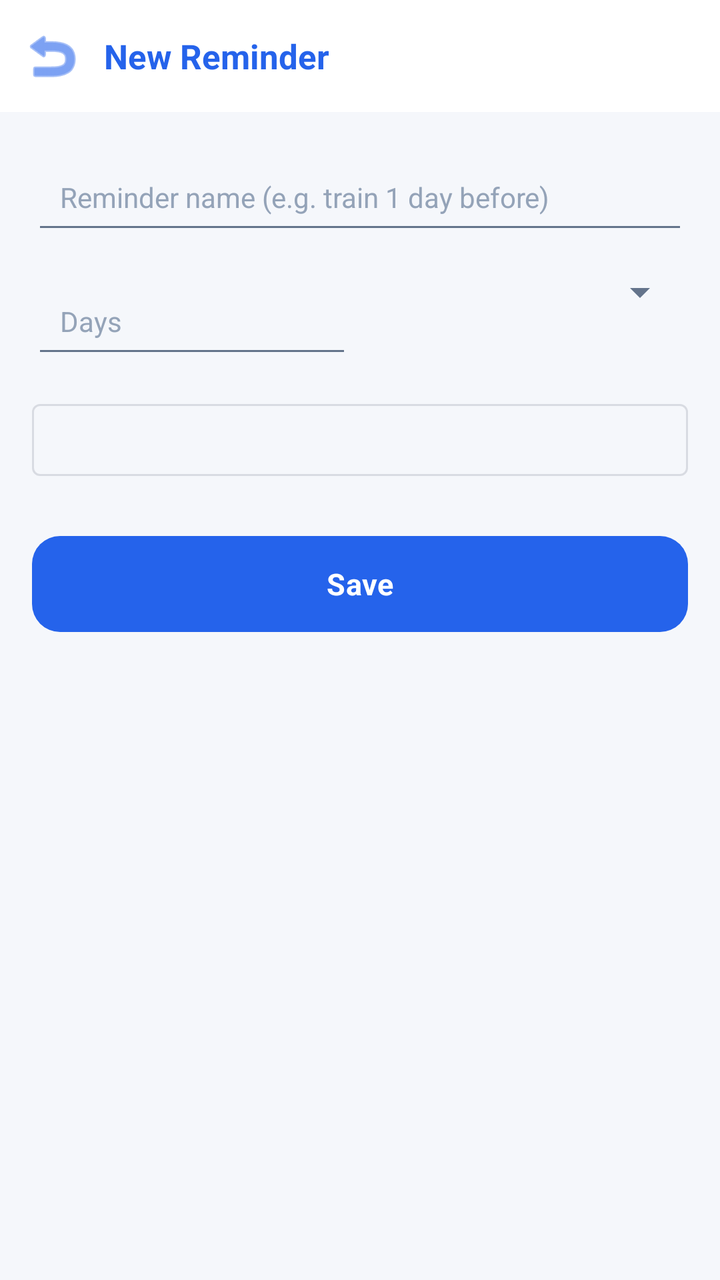
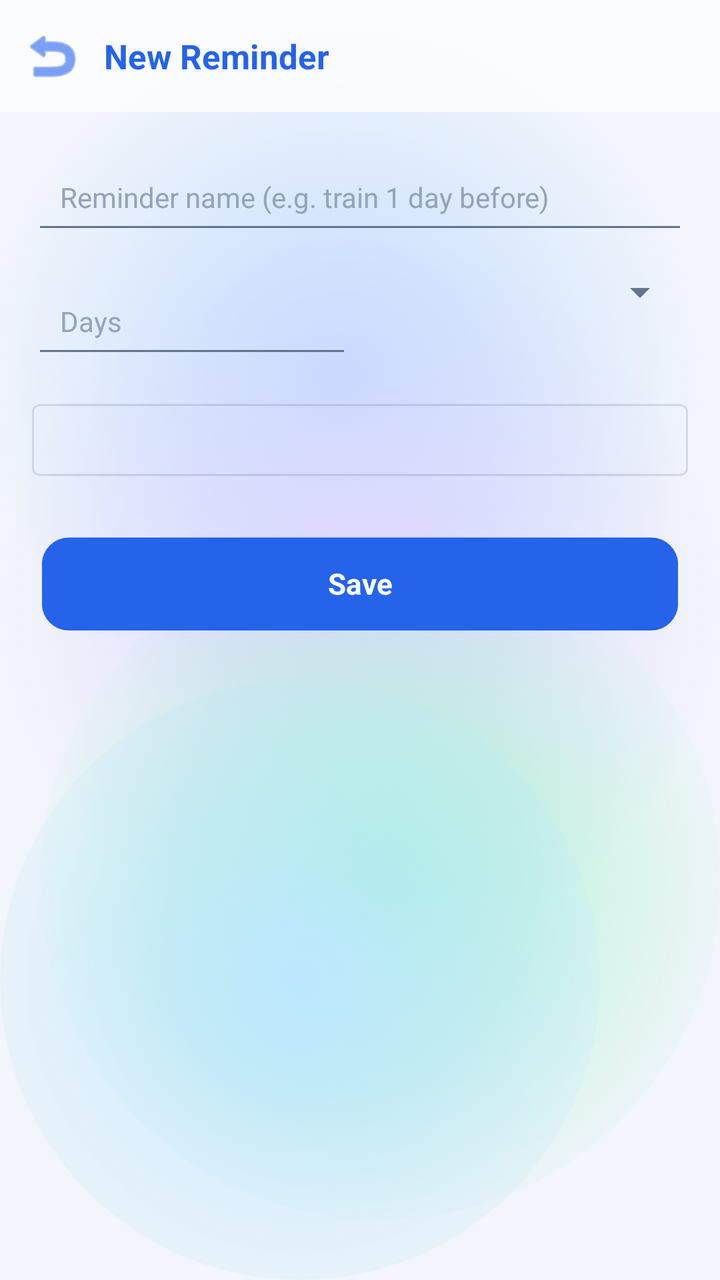

Screens rendered from an Android XML layout before and after an edit, with the pre-edit source and the edit as a unified diff.
<!-- AndroidManifest.xml: application theme Theme.ExpenseOS -->
<!-- res/layout/activity_add_reminder.xml -->
<?xml version="1.0" encoding="utf-8"?>
<LinearLayout xmlns:android="http://schemas.android.com/apk/res/android"
    android:layout_width="match_parent"
    android:layout_height="match_parent"
    android:orientation="vertical"
    android:background="@color/bg">

    <LinearLayout
        android:layout_width="match_parent"
        android:layout_height="56dp"
        android:background="@color/nav_bg"
        android:gravity="center_vertical"
        android:orientation="horizontal"
        android:paddingHorizontal="8dp">

        <ImageButton
            android:id="@+id/btnBack"
            android:layout_width="36dp"
            android:layout_height="36dp"
            android:background="?attr/selectableItemBackgroundBorderless"
            android:src="@android:drawable/ic_menu_revert"
            android:tint="@color/primary" />

        <TextView
            android:id="@+id/tvAddReminderTitle"
            android:layout_width="wrap_content"
            android:layout_height="wrap_content"
            android:layout_marginStart="8dp"
            android:text="New Reminder"
            android:textColor="@color/primary"
            android:textSize="17sp"
            android:textStyle="bold" />
    </LinearLayout>

    <LinearLayout
        android:layout_width="match_parent"
        android:layout_height="wrap_content"
        android:orientation="vertical"
        android:padding="16dp">

        <EditText
            android:id="@+id/etReminderName"
            android:layout_width="match_parent"
            android:layout_height="wrap_content"
            android:hint="Reminder name (e.g. train 1 day before)" />

        <LinearLayout
            android:layout_width="match_parent"
            android:layout_height="wrap_content"
            android:layout_marginTop="12dp"
            android:orientation="horizontal">

            <EditText
                android:id="@+id/etReminderDays"
                android:layout_width="0dp"
                android:layout_height="wrap_content"
                android:layout_weight="1"
                android:hint="Days"
                android:inputType="number" />

            <Spinner
                android:id="@+id/spReminderUnit"
                android:layout_width="0dp"
                android:layout_height="wrap_content"
                android:layout_weight="1"
                android:layout_marginStart="8dp" />
        </LinearLayout>

        <Button
            android:id="@+id/btnReminderTime"
            style="@style/Widget.MaterialComponents.Button.OutlinedButton"
            android:layout_width="match_parent"
            android:layout_height="wrap_content"
            android:layout_marginTop="12dp" />

        <Button
            android:id="@+id/btnSaveReminder"
            style="@style/BtnPrimary"
            android:layout_width="match_parent"
            android:layout_height="48dp"
            android:layout_marginTop="24dp"
            android:text="Save" />
    </LinearLayout>
</LinearLayout>
<!-- resources referenced by this layout -->
<resources>
  <color name="bg">#F5F7FB</color>
  <color name="nav_bg">#FFFFFF</color>
  <style name="Theme.ExpenseOS" parent="Theme.MaterialComponents.DayNight.NoActionBar">
          <item name="colorPrimary">@color/primary</item>
          <item name="colorPrimaryVariant">@color/primary_dark</item>
          <item name="colorPrimaryDark">@color/primary_dark</item>
          <item name="colorOnPrimary">@color/on_primary</item>
          <item name="colorSecondary">@color/secondary</item>
          <item name="colorSecondaryVariant">@color/secondary_dark</item>
          <item name="colorOnSecondary">@color/on_primary</item>
          <item name="colorAccent">@color/primary</item>
          <item name="colorSurface">@color/surface</item>
          <item name="colorOnSurface">@color/text</item>
          <item name="colorOnBackground">@color/text</item>
          <item name="colorError">@color/danger</item>
          <item name="android:colorBackground">@color/bg</item>
          <item name="android:windowBackground">@color/bg</item>
  
          <item name="android:textColorPrimary">@color/text</item>
          <item name="android:textColorSecondary">@color/text_muted</item>
          <item name="android:textColorHint">@color/text_hint</item>
          <item name="android:fontFamily">sans-serif</item>
          <item name="fontFamily">sans-serif</item>
  
          
          <item name="android:statusBarColor">@color/bg</item>
          <item name="android:navigationBarColor">@color/nav_bg</item>
          <item name="android:windowLightStatusBar">true</item>
          <item name="android:windowLightNavigationBar" tools:targetApi="o_mr1">true</item>
          <item name="android:forceDarkAllowed" tools:targetApi="q">false</item>
  
          
          <item name="editTextStyle">@style/Widget.ExpenseOS.EditText</item>
          <item name="materialAlertDialogTheme">@style/ThemeOverlay.ExpenseOS.Dialog</item>
          <item name="bottomSheetDialogTheme">@style/ThemeOverlay.ExpenseOS.BottomSheet</item>
          <item name="materialTimePickerTheme">@style/ThemeOverlay.ExpenseOS.TimePicker</item>
          <item name="android:windowAnimationStyle">@style/Animation.ExpenseOS.Window</item>
          <item name="android:windowActivityTransitions">true</item>
          <item name="android:windowContentTransitions">true</item>
      </style>
  <style name="BtnBase" parent="Widget.MaterialComponents.Button">
          <item name="android:textSize">@dimen/type_subtitle</item>
          <item name="android:textStyle">bold</item>
          <item name="android:letterSpacing">0.01</item>
          <item name="android:textAllCaps">false</item>
          <item name="android:minHeight">@dimen/touch_target</item>
          <item name="android:insetTop">0dp</item>
          <item name="android:insetBottom">0dp</item>
          <item name="cornerRadius">14dp</item>
          <item name="android:stateListAnimator">@null</item>
      </style>
  <color name="surface">#FFFFFF</color>
  <!-- unchanged entries left out for length: 22 -->
</resources>

<!-- the commit's change to res/layout/activity_add_reminder.xml (unified diff, before → after) -->
@@ -3,7 +3,7 @@
     android:layout_width="match_parent"
     android:layout_height="match_parent"
     android:orientation="vertical"
-    android:background="@color/bg">
+    android:background="@android:color/transparent">
 
     <LinearLayout
         android:layout_width="match_parent"
<!-- resource entries referenced after the edit -->
@@ -1,7 +1,61 @@
 <!-- resources referenced by this layout -->
 <resources>
-  <color name="bg">#F5F7FB</color>
-  <color name="nav_bg">#FFFFFF</color>
+  <color name="bg">#F2F5FB</color>
+  <!-- drawable aurora_bg (drawable) -->
+  <?xml version="1.0" encoding="utf-8"?>
+  <layer-list xmlns:android="http://schemas.android.com/apk/res/android">
+      <item android:drawable="@color/aurora_base" />
+      <item android:width="380dp" android:height="380dp"
+          android:gravity="top|end"
+          android:drawable="@drawable/aurora_blob_blue" />
+      <item android:width="360dp" android:height="360dp"
+          android:gravity="start" android:top="120dp"
+          android:drawable="@drawable/aurora_blob_violet" />
+      <item android:width="340dp" android:height="340dp"
+          android:gravity="bottom|end" android:bottom="30dp"
+          android:drawable="@drawable/aurora_blob_mint" />
+      <item android:width="300dp" android:height="300dp"
+          android:gravity="bottom|start"
+          android:drawable="@drawable/aurora_blob_sky" />
+  </layer-list>
+  <color name="aurora_base">#F2F5FB</color>
+  <!-- drawable aurora_blob_blue (drawable) -->
+  <?xml version="1.0" encoding="utf-8"?>
+  <shape xmlns:android="http://schemas.android.com/apk/res/android" android:shape="oval">
+      <gradient
+          android:type="radial"
+          android:gradientRadius="180dp"
+          android:startColor="#BFDBFE"
+          android:endColor="#00BFDBFE" />
+  </shape>
+  <!-- drawable aurora_blob_violet (drawable) -->
+  <?xml version="1.0" encoding="utf-8"?>
+  <shape xmlns:android="http://schemas.android.com/apk/res/android" android:shape="oval">
+      <gradient
+          android:type="radial"
+          android:gradientRadius="180dp"
+          android:startColor="#DDD6FE"
+          android:endColor="#00DDD6FE" />
+  </shape>
+  <!-- drawable aurora_blob_mint (drawable) -->
+  <?xml version="1.0" encoding="utf-8"?>
+  <shape xmlns:android="http://schemas.android.com/apk/res/android" android:shape="oval">
+      <gradient
+          android:type="radial"
+          android:gradientRadius="180dp"
+          android:startColor="#A7F3D0"
+          android:endColor="#00A7F3D0" />
+  </shape>
+  <!-- drawable aurora_blob_sky (drawable) -->
+  <?xml version="1.0" encoding="utf-8"?>
+  <shape xmlns:android="http://schemas.android.com/apk/res/android" android:shape="oval">
+      <gradient
+          android:type="radial"
+          android:gradientRadius="180dp"
+          android:startColor="#BAE6FD"
+          android:endColor="#00BAE6FD" />
+  </shape>
+  <color name="nav_bg">#B9FFFFFF</color>
   <style name="Theme.ExpenseOS" parent="Theme.MaterialComponents.DayNight.NoActionBar">
           <item name="colorPrimary">@color/primary</item>
           <item name="colorPrimaryVariant">@color/primary_dark</item>
@@ -16,7 +70,7 @@
           <item name="colorOnBackground">@color/text</item>
           <item name="colorError">@color/danger</item>
           <item name="android:colorBackground">@color/bg</item>
-          <item name="android:windowBackground">@color/bg</item>
+          <item name="android:windowBackground">@drawable/aurora_bg</item>
   
           <item name="android:textColorPrimary">@color/text</item>
           <item name="android:textColorSecondary">@color/text_muted</item>
@@ -25,8 +79,8 @@
           <item name="fontFamily">sans-serif</item>
   
           
-          <item name="android:statusBarColor">@color/bg</item>
-          <item name="android:navigationBarColor">@color/nav_bg</item>
+          <item name="android:statusBarColor">@android:color/transparent</item>
+          <item name="android:navigationBarColor">@android:color/transparent</item>
           <item name="android:windowLightStatusBar">true</item>
           <item name="android:windowLightNavigationBar" tools:targetApi="o_mr1">true</item>
           <item name="android:forceDarkAllowed" tools:targetApi="q">false</item>
@@ -49,9 +103,9 @@
           <item name="android:insetTop">0dp</item>
           <item name="android:insetBottom">0dp</item>
           <item name="cornerRadius">14dp</item>
-          <item name="android:stateListAnimator">@null</item>
+          <item name="android:stateListAnimator">@animator/btn_press_scale</item>
       </style>
-  <color name="surface">#FFFFFF</color>
+  <color name="surface">#E9FFFFFF</color>
   <!-- unchanged entries left out for length: 22 -->
 </resources>
 
